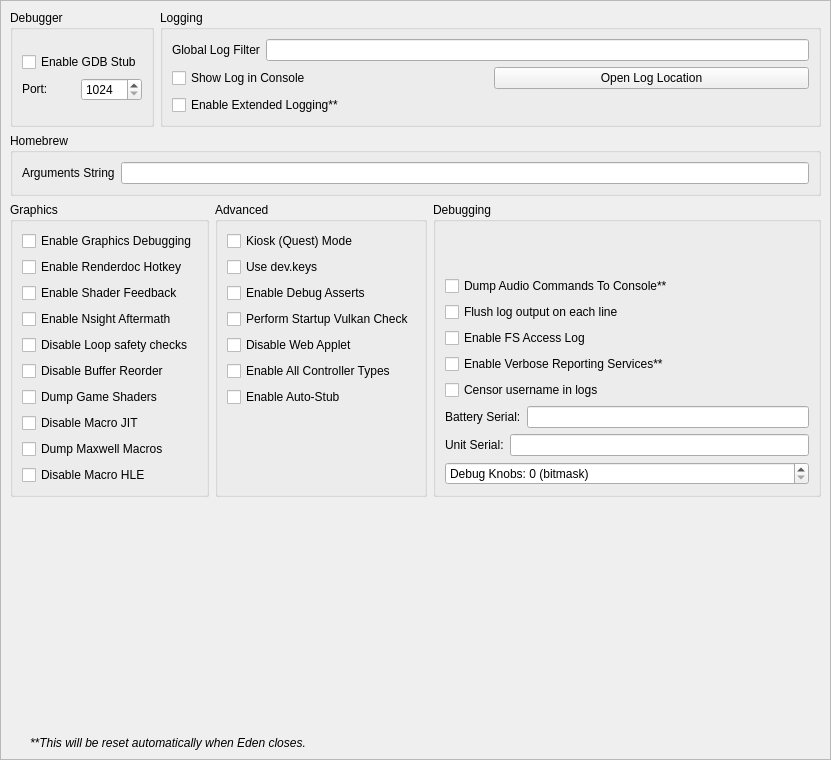
The window that src/yuzu/configuration/configure_debug.ui (rorrim-rorrim/eden-alt) describes before a commit, drawn with Qt 5.
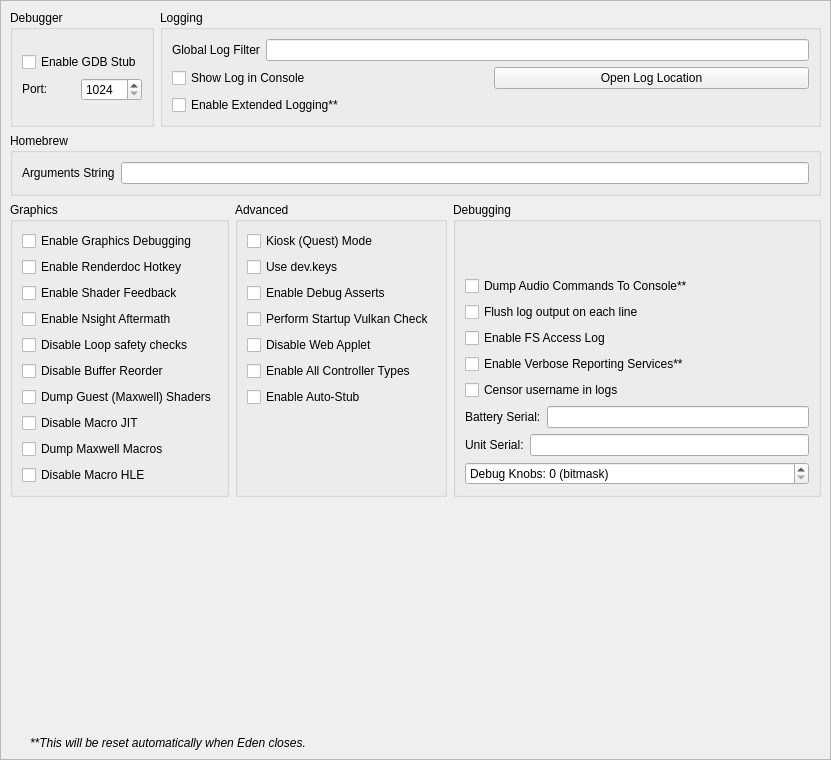
The same window after the commit.

Commit message: [settings] rename of dump_shaders setting into dump_guest_shaders for desambiguation

Patch:
```diff
--- a/src/yuzu/configuration/configure_debug.ui
+++ b/src/yuzu/configuration/configure_debug.ui
@@ -302,7 +302,7 @@
             <string>When checked, it will dump all the original assembler shaders from the disk shader cache or game as found</string>
            </property>
            <property name="text">
-            <string>Dump Game Shaders</string>
+            <string>Dump Guest (Maxwell) Shaders</string>
            </property>
           </widget>
          </item>
```
Left out of the diff: 4 changed lines with no effect on the pictures. The commit also changes 4 other files.
